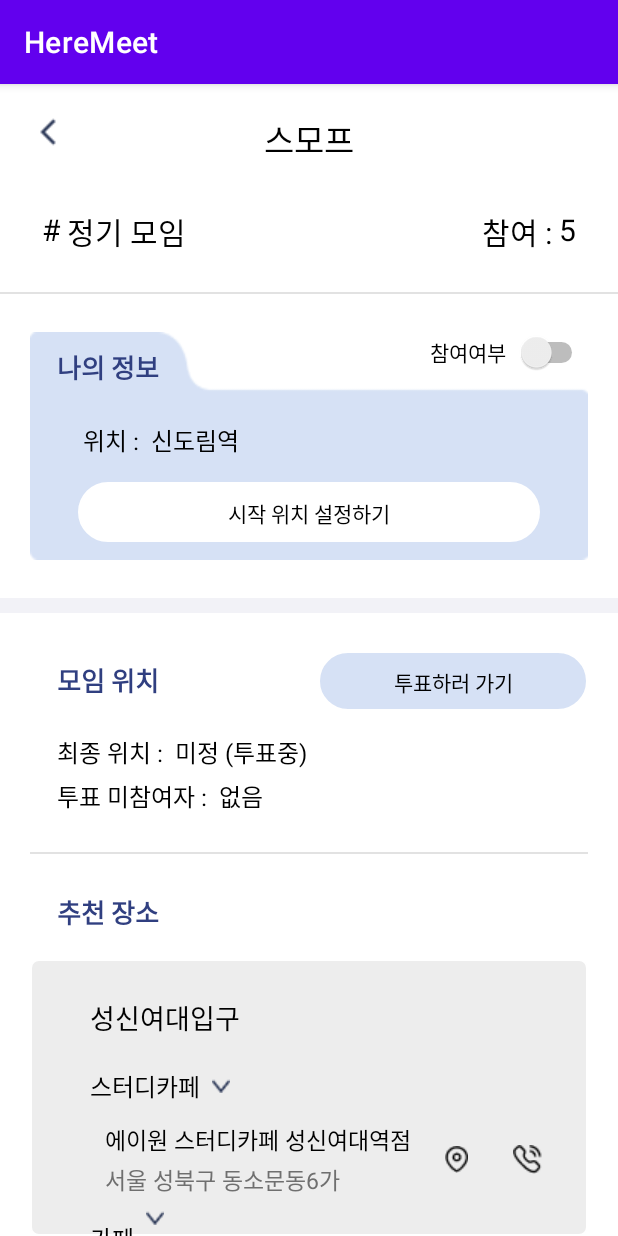
After one commit to ThumbUp/-, an Android app: the SubSchedule screen opened directly, with no data from a screen before it, on a phone screen of 412 x 824 dp. The commit adds this screen. Run offline under Robolectric (Android 15) with nearby library versions, the phone set to English and light mode, and no system bars.

Commit message:
서브 스케줄

```diff
--- /dev/null
+++ b/app/src/main/java/com/example/thumbup/SubSchedule.java
@@ -0,0 +1,14 @@
+package com.example.thumbup;
+
+import androidx.appcompat.app.AppCompatActivity;
+
+import android.os.Bundle;
+
+public class SubSchedule extends AppCompatActivity {
+
+    @Override
+    protected void onCreate(Bundle savedInstanceState) {
+        super.onCreate(savedInstanceState);
+        setContentView(R.layout.activity_sub_schedule);
+    }
+}
--- /dev/null
+++ b/app/src/main/res/drawable/bg_corner_glay.xml
@@ -0,0 +1,13 @@
+<?xml version="1.0" encoding="utf-8"?>
+<shape xmlns:android="http://schemas.android.com/apk/res/android"
+    android:shape="rectangle">
+
+    <solid android:color="#EDEDED" />
+
+    <stroke
+        android:width="1dp"
+        android:color="#fff" />
+
+    <corners android:radius="5dp" />
+
+</shape>
--- /dev/null
+++ b/app/src/main/res/drawable/button_round_blue.xml
@@ -0,0 +1,13 @@
+<?xml version="1.0" encoding="utf-8"?>
+<shape xmlns:android="http://schemas.android.com/apk/res/android"
+    android:shape="rectangle">
+
+    <solid android:color="#D6E1F5" />
+
+    <stroke
+        android:width="1dp"
+        android:color="#fff" />
+
+    <corners android:radius="20dp" />
+
+</shape>
--- a/app/src/main/res/drawable/button_round_white.xml
+++ b/app/src/main/res/drawable/button_round_white.xml
@@ -1,11 +1,12 @@
 <?xml version="1.0" encoding="utf-8"?>
 <selector xmlns:android="http://schemas.android.com/apk/res/android">
-    android:padding="10dp"
-    android:shape="rectangle" >
+
     <solid android:color="#000000" />
+
     <corners
         android:bottomLeftRadius="50dp"
         android:bottomRightRadius="50dp"
         android:topLeftRadius="50dp"
         android:topRightRadius="50dp" />
+
 </selector>
--- /dev/null
+++ b/app/src/main/res/drawable/roc_set_btn.xml
@@ -0,0 +1,13 @@
+<?xml version="1.0" encoding="utf-8"?>
+<shape xmlns:android="http://schemas.android.com/apk/res/android"
+    android:shape="rectangle">
+
+    <solid android:color="#fff" />
+
+    <stroke
+        android:width="1dp"
+        android:color="#fff" />
+
+    <corners android:radius="20dp" />
+
+</shape>
--- /dev/null
+++ b/app/src/main/res/layout/activity_sub_schedule.xml
@@ -0,0 +1,450 @@
+<?xml version="1.0" encoding="utf-8"?>
+<LinearLayout xmlns:android="http://schemas.android.com/apk/res/android"
+    xmlns:app="http://schemas.android.com/apk/res-auto"
+    xmlns:tools="http://schemas.android.com/tools"
+    android:layout_width="match_parent"
+    android:layout_height="match_parent"
+    android:orientation="vertical">
+
+    <RelativeLayout
+        android:layout_width="match_parent"
+        android:layout_height="wrap_content"
+        android:layout_margin="20dp"
+        android:id="@+id/top">
+
+        <ImageView
+            android:id="@+id/back_btn"
+            android:layout_width="wrap_content"
+            android:layout_height="wrap_content"
+            app:srcCompat="@drawable/chevron_big_left"
+            android:layout_alignParentLeft="true" />
+
+        <TextView
+            android:id="@+id/name"
+            android:layout_width="wrap_content"
+            android:layout_height="wrap_content"
+            android:text="스모프"
+            android:textColor="#000000"
+            android:textSize="22dp"
+            android:layout_centerHorizontal="true"/>
+    </RelativeLayout>
+
+    <RelativeLayout
+        android:layout_width="match_parent"
+        android:layout_height="wrap_content"
+        android:layout_marginHorizontal="28dp"
+        android:layout_marginTop="10dp"
+        android:id="@+id/meet">
+
+        <RelativeLayout
+            android:layout_width="wrap_content"
+            android:layout_height="wrap_content"
+            android:layout_alignParentLeft="true"
+            android:id="@+id/meet_name">
+
+            <TextView
+                android:id="@+id/meet_name1"
+                android:layout_width="wrap_content"
+                android:layout_height="wrap_content"
+                android:textSize="20dp"
+                android:textColor="#000000"
+                android:text="# " />
+
+            <TextView
+                android:id="@+id/meet_name2"
+                android:layout_width="wrap_content"
+                android:layout_height="wrap_content"
+                android:textSize="20dp"
+                android:textColor="#000000"
+                android:text="정기 모임"
+                android:layout_toRightOf="@id/meet_name1"/>
+        </RelativeLayout>
+
+        <RelativeLayout
+            android:layout_width="wrap_content"
+            android:layout_height="wrap_content"
+            android:layout_alignParentRight="true"
+            android:id="@+id/meet_personnel">
+
+            <TextView
+                android:id="@+id/meet_personnel1"
+                android:layout_width="wrap_content"
+                android:layout_height="wrap_content"
+                android:text="참여 : "
+                android:textColor="#000000"
+                android:textSize="20dp" />
+
+            <TextView
+                android:id="@+id/meet_personnel2"
+                android:layout_width="wrap_content"
+                android:layout_height="wrap_content"
+                android:textSize="20dp"
+                android:textColor="#000000"
+                android:text="5"
+                android:layout_toRightOf="@id/meet_personnel1"/>
+        </RelativeLayout>
+
+    </RelativeLayout>
+
+    <View
+        android:layout_width="match_parent"
+        android:layout_height="1dp"
+        android:background="#E2E2E2"
+        android:layout_marginVertical="25dp"/>
+
+    <RelativeLayout
+        android:layout_width="match_parent"
+        android:layout_height="152dp"
+        android:layout_marginHorizontal="20dp"
+        android:background="@drawable/my"
+        android:id="@+id/my">
+
+        <TextView
+            android:id="@+id/my_info"
+            android:layout_width="wrap_content"
+            android:layout_height="wrap_content"
+            android:text="나의 정보"
+            android:textStyle="bold"
+            android:textColor="#303F80"
+            android:layout_marginLeft="18dp"
+            android:layout_marginTop="10dp"
+            android:textSize="17dp" />
+
+        <Switch
+            android:id="@+id/switch1"
+            android:layout_width="wrap_content"
+            android:layout_height="wrap_content"
+            android:layout_alignParentRight="true"
+            android:text="참여여부  "/>
+
+        <RelativeLayout
+            android:layout_width="wrap_content"
+            android:layout_height="wrap_content"
+            android:layout_marginLeft="35dp"
+            android:layout_marginTop="23dp"
+            android:layout_below="@id/my_info"
+            android:id="@+id/my_roc">
+
+            <TextView
+                android:id="@+id/my_roc1"
+                android:layout_width="wrap_content"
+                android:layout_height="wrap_content"
+                android:text="위치 :  "
+                android:textColor="#000000"
+                android:textSize="16dp" />
+
+            <TextView
+                android:id="@+id/my_roc2"
+                android:layout_width="wrap_content"
+                android:layout_height="wrap_content"
+                android:text="신도림역"
+                android:textColor="#000000"
+                android:layout_toRightOf="@id/my_roc1"
+                android:textSize="16dp" />
+
+        </RelativeLayout>
+
+        <Button
+            android:id="@+id/my_btn1"
+            style="?android:attr/borderlessButtonStyle"
+            android:layout_width="wrap_content"
+            android:layout_height="40dp"
+            android:paddingHorizontal="100dp"
+            android:layout_centerHorizontal="true"
+            android:layout_below="@id/my_roc"
+            android:layout_marginTop="16dp"
+            android:background="@drawable/roc_set_btn"
+            app:backgroundTint="@null"
+            android:text="시작 위치 설정하기"
+            android:textColor="#000000" />
+
+    </RelativeLayout>
+
+    <View
+        android:layout_width="match_parent"
+        android:layout_height="10dp"
+        android:background="#F2F2F7"
+        android:layout_marginVertical="25dp"/>
+
+    <RelativeLayout
+        android:layout_width="match_parent"
+        android:layout_height="wrap_content"
+        android:layout_marginLeft="38dp"
+        android:layout_marginRight="20dp"
+        android:id="@+id/vote">
+
+        <RelativeLayout
+            android:layout_width="match_parent"
+            android:layout_height="wrap_content"
+            android:id="@+id/vote_top">
+
+            <TextView
+                android:id="@+id/meet_roc"
+                android:layout_width="wrap_content"
+                android:layout_height="wrap_content"
+                android:text="모임 위치"
+                android:textStyle="bold"
+                android:textColor="#303F80"
+                android:textSize="17dp"
+                android:layout_alignParentLeft="true"
+                android:layout_alignBaseline="@+id/vote_btn1"/>
+
+            <Button
+                android:id="@+id/vote_btn1"
+                style="?android:attr/borderlessButtonStyle"
+                android:layout_width="180dp"
+                android:layout_height="40dp"
+                android:layout_alignParentRight="true"
+                android:background="@drawable/button_round_blue"
+                app:backgroundTint="@null"
+                android:text="투표하러 가기"
+                android:textColor="#000000" />
+
+        </RelativeLayout>
+
+        <RelativeLayout
+            android:layout_width="wrap_content"
+            android:layout_height="wrap_content"
+            android:layout_below="@id/vote_top"
+            android:layout_marginTop="15dp"
+            android:id="@+id/final_roc">
+
+            <TextView
+                android:id="@+id/final_roc1"
+                android:layout_width="wrap_content"
+                android:layout_height="wrap_content"
+                android:text="최종 위치 :  "
+                android:textColor="#000000"
+                android:textSize="16dp" />
+
+            <TextView
+                android:id="@+id/final_roc2"
+                android:layout_width="wrap_content"
+                android:layout_height="wrap_content"
+                android:text="미정 (투표중)"
+                android:textColor="#000000"
+                android:layout_toRightOf="@id/final_roc1"
+                android:textSize="16dp" />
+
+        </RelativeLayout>
+
+        <RelativeLayout
+            android:layout_width="wrap_content"
+            android:layout_height="wrap_content"
+            android:layout_below="@id/final_roc"
+            android:layout_marginTop="5dp"
+            android:id="@+id/vote_personnel">
+
+            <TextView
+                android:id="@+id/vote_personnel1"
+                android:layout_width="wrap_content"
+                android:layout_height="wrap_content"
+                android:text="투표 미참여자 :  "
+                android:textColor="#000000"
+                android:textSize="16dp" />
+
+            <TextView
+                android:id="@+id/vote_personnel2"
+                android:layout_width="wrap_content"
+                android:layout_height="wrap_content"
+                android:text="없음"
+                android:textColor="#000000"
+                android:layout_toRightOf="@id/vote_personnel1"
+                android:textSize="16dp" />
+
+        </RelativeLayout>
+
+    </RelativeLayout>
+
+    <View
+        android:layout_width="match_parent"
+        android:layout_height="1dp"
+        android:background="#E2E2E2"
+        android:layout_marginVertical="25dp"
+        android:layout_marginHorizontal="20dp"/>
+
+    <RelativeLayout
+        android:id="@+id/place"
+        android:layout_width="match_parent"
+        android:layout_height="wrap_content"
+        android:layout_marginHorizontal="20dp">
+
+        <TextView
+            android:id="@+id/re_place"
+            android:layout_width="wrap_content"
+            android:layout_height="wrap_content"
+            android:layout_marginLeft="18dp"
+            android:text="추천 장소"
+            android:textColor="#303F80"
+            android:textSize="17dp"
+            android:textStyle="bold" />
+
+        <LinearLayout
+            android:layout_width="match_parent"
+            android:layout_height="300dp"
+            android:layout_below="@id/re_place"
+            android:layout_marginTop="18dp"
+            android:background="@drawable/bg_corner_glay"
+            android:orientation="vertical"
+            android:paddingLeft="40dp"
+            android:paddingRight="30dp"
+            android:paddingTop="25dp">
+
+            <TextView
+                android:id="@+id/sub1"
+                android:layout_width="wrap_content"
+                android:layout_height="wrap_content"
+                android:text="성신여대입구"
+                android:textColor="#000000"
+                android:textSize="18dp" />
+
+            <RelativeLayout
+                android:layout_width="wrap_content"
+                android:layout_height="wrap_content">
+
+                <TextView
+                    android:id="@+id/study_cafe"
+                    android:layout_width="wrap_content"
+                    android:layout_height="wrap_content"
+                    android:text="스터디카페"
+                    android:textColor="#000000"
+                    android:textSize="16dp"
+                    android:layout_marginTop="20dp"/>
+
+                <ImageView
+                    android:id="@+id/arrow1"
+                    android:layout_width="wrap_content"
+                    android:layout_height="wrap_content"
+                    app:srcCompat="@drawable/bottom_arrow"
+                    android:layout_toRightOf="@id/study_cafe"
+                    android:layout_alignBottom="@id/study_cafe"
+                    android:layout_marginBottom="7dp"
+                    android:layout_marginLeft="8dp"/>
+
+            </RelativeLayout>
+
+            <RelativeLayout
+                android:layout_width="match_parent"
+                android:layout_height="wrap_content"
+                android:layout_below="@id/study_cafe"
+                android:layout_marginTop="12dp"
+                android:layout_marginLeft="10dp"
+                android:id="@+id/study_cafe1">
+
+                <TextView
+                    android:id="@+id/study_cafe1_name"
+                    android:layout_width="wrap_content"
+                    android:layout_height="wrap_content"
+                    android:text="에이원 스터디카페 성신여대역점"
+                    android:textColor="#000000"
+                    android:textSize="15dp" />
+
+                <TextView
+                    android:id="@+id/study_cafe1_roc"
+                    android:layout_width="wrap_content"
+                    android:layout_height="wrap_content"
+                    android:text="서울 성북구 동소문동6가"
+                    android:textColor="#6F6F6F"
+                    android:textSize="15dp"
+                    android:layout_below="@id/study_cafe1_name"
+                    android:layout_marginTop="3dp"/>
+
+                <ImageView
+                    android:id="@+id/loc_icon1"
+                    android:layout_width="wrap_content"
+                    android:layout_height="wrap_content"
+                    app:srcCompat="@drawable/loc"
+                    android:layout_toLeftOf="@id/call_icon1"
+                    android:layout_centerVertical="true"
+                    android:layout_marginRight="30dp"/>
+
+                <ImageView
+                    android:id="@+id/call_icon1"
+                    android:layout_width="wrap_content"
+                    android:layout_height="wrap_content"
+                    android:layout_alignParentRight="true"
+                    android:layout_centerVertical="true"
+                    app:srcCompat="@drawable/call" />
+
+            </RelativeLayout>
+
+            <RelativeLayout
+                android:layout_width="wrap_content"
+                android:layout_height="wrap_content">
+
+                <TextView
+                    android:id="@+id/cafe"
+                    android:layout_width="wrap_content"
+                    android:layout_height="wrap_content"
+                    android:text="카페"
+                    android:textColor="#000000"
+                    android:textSize="16dp"
+                    android:layout_marginTop="15dp"/>
+
+                <ImageView
+                    android:id="@+id/arrow2"
+                    android:layout_width="wrap_content"
+                    android:layout_height="wrap_content"
+                    app:srcCompat="@drawable/bottom_arrow"
+                    android:layout_toRightOf="@id/cafe"
+                    android:layout_alignBottom="@id/cafe"
+                    android:layout_marginBottom="7dp"
+                    android:layout_marginLeft="8dp"/>
+
+            </RelativeLayout>
+
+            <RelativeLayout
+                android:layout_width="match_parent"
+                android:layout_height="wrap_content"
+                android:layout_below="@id/cafe"
+                android:layout_marginTop="12dp"
+                android:layout_marginLeft="10dp">
+
+                <TextView
+                    android:id="@+id/cafe1_name"
+                    android:layout_width="wrap_content"
+                    android:layout_height="wrap_content"
+                    android:text="유목커피바"
+                    android:textColor="#000000"
+                    android:textSize="15dp" />
+
+                <TextView
+                    android:id="@+id/cafe1_roc"
+                    android:layout_width="wrap_content"
+                    android:layout_height="wrap_content"
+                    android:text="서울 성북구 동선동1가"
+                    android:textColor="#6F6F6F"
+                    android:textSize="15dp"
+                    android:layout_below="@id/cafe1_name"
+                    android:layout_marginTop="3dp"/>
+
+                <ImageView
+                    android:id="@+id/loc_icon2"
+                    android:layout_width="wrap_content"
+                    android:layout_height="wrap_content"
+                    app:srcCompat="@drawable/loc"
+                    android:layout_toLeftOf="@id/call_icon2"
+                    android:layout_centerVertical="true"
+                    android:layout_marginRight="30dp"/>
+
+                <ImageView
+                    android:id="@+id/call_icon2"
+                    android:layout_width="wrap_content"
+                    android:layout_height="wrap_content"
+                    android:layout_alignParentRight="true"
+                    android:layout_centerVertical="true"
+                    app:srcCompat="@drawable/call" />
+
+            </RelativeLayout>
+
+            <View
+                android:layout_width="match_parent"
+                android:layout_height="1dp"
+                android:background="#ABABAB"
+                android:layout_marginVertical="25dp" />
+
+        </LinearLayout>
+
+    </RelativeLayout>
+
+</LinearLayout>
```
Also changed, not shown: app/src/main/AndroidManifest.xml (+22 -3 lines), app/src/main/res/drawable/bottom_arrow.png (added), app/src/main/res/drawable/call.png (added), app/src/main/res/drawable/chevron_big_left.png (added), app/src/main/res/drawable/loc.png (added), app/src/main/res/drawable/my.png (added), app/src/main/res/drawable/my_btn1.png (added), app/src/main/res/drawable/my_information.png (added).
